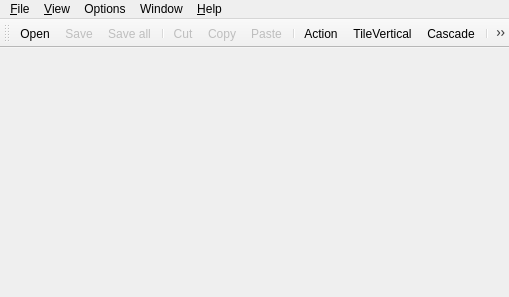
The window that lavape/src/Lava_UI/cmainframe.ui (berkus/lavape) describes before a commit, drawn with Qt 5.
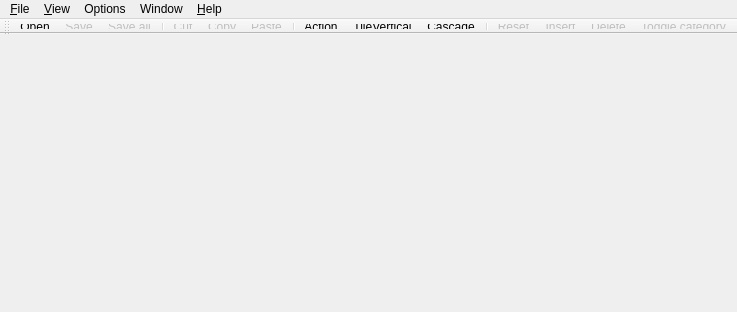
The same window after the commit. Icons and pictures are not drawn.

```diff
--- a/lavape/src/Lava_UI/cmainframe.ui
+++ b/lavape/src/Lava_UI/cmainframe.ui
@@ -8,8 +8,8 @@
    <rect>
     <x>0</x>
     <y>0</y>
-    <width>509</width>
-    <height>297</height>
+    <width>434</width>
+    <height>312</height>
    </rect>
   </property>
   <property name="windowTitle" >
@@ -20,9 +20,35 @@
    <property name="enabled" >
     <bool>true</bool>
    </property>
+   <property name="sizePolicy" >
+    <sizepolicy>
+     <hsizetype>1</hsizetype>
+     <vsizetype>1</vsizetype>
+     <horstretch>0</horstretch>
+     <verstretch>0</verstretch>
+    </sizepolicy>
+   </property>
+   <property name="minimumSize" >
+    <size>
+     <width>50</width>
+     <height>29</height>
+    </size>
+   </property>
+   <property name="maximumSize" >
+    <size>
+     <width>100000</width>
+     <height>15</height>
+    </size>
+   </property>
    <property name="orientation" >
     <enum>Qt::Horizontal</enum>
    </property>
+   <property name="iconSize" >
+    <size>
+     <width>16</width>
+     <height>15</height>
+    </size>
+   </property>
    <attribute name="toolBarArea" >
     <number>4</number>
    </attribute>
@@ -48,41 +74,10 @@
     <rect>
      <x>0</x>
      <y>0</y>
-     <width>509</width>
+     <width>434</width>
      <height>19</height>
     </rect>
    </property>
-   <widget class="QMenu" name="fileMenu" >
-    <property name="title" >
-     <string>&amp;File</string>
-    </property>
-    <addaction name="fileNewAction" />
-    <addaction name="fileOpenAction" />
-    <addaction name="fileCloseAction" />
-    <addaction name="fileSaveAction" />
-    <addaction name="fileSaveAsAction" />
-    <addaction name="fileSaveAllAction" />
-    <addaction name="separator" />
-    <addaction name="fileExitAction" />
-   </widget>
-   <widget class="QMenu" name="viewMenu" >
-    <property name="title" >
-     <string>&amp;View</string>
-    </property>
-    <widget class="QMenu" name="popupMenu_12" >
-     <property name="title" >
-      <string>Set form font</string>
-     </property>
-     <addaction name="setFormTextFontAction" />
-     <addaction name="setFormLabelFontAction" />
-    </widget>
-    <addaction name="viewTB2Action" />
-    <addaction name="viewTB1Action" />
-    <addaction name="separator" />
-    <addaction name="setFormFontAction" />
-    <addaction name="popupMenu_12" />
-    <addaction name="setGlobalFontAction" />
-   </widget>
    <widget class="QMenu" name="Options" >
     <property name="title" >
      <string>Options</string>
@@ -110,6 +105,37 @@
     <addaction name="separator" />
     <addaction name="helpAboutAction" />
    </widget>
+   <widget class="QMenu" name="viewMenu" >
+    <property name="title" >
+     <string>&amp;View</string>
+    </property>
+    <widget class="QMenu" name="popupMenu_12" >
+     <property name="title" >
+      <string>Set form font</string>
+     </property>
+     <addaction name="setFormTextFontAction" />
+     <addaction name="setFormLabelFontAction" />
+    </widget>
+    <addaction name="viewTB2Action" />
+    <addaction name="viewTB1Action" />
+    <addaction name="separator" />
+    <addaction name="setFormFontAction" />
+    <addaction name="popupMenu_12" />
+    <addaction name="setGlobalFontAction" />
+   </widget>
+   <widget class="QMenu" name="fileMenu" >
+    <property name="title" >
+     <string>&amp;File</string>
+    </property>
+    <addaction name="fileNewAction" />
+    <addaction name="fileOpenAction" />
+    <addaction name="fileCloseAction" />
+    <addaction name="fileSaveAction" />
+    <addaction name="fileSaveAsAction" />
+    <addaction name="fileSaveAllAction" />
+    <addaction name="separator" />
+    <addaction name="fileExitAction" />
+   </widget>
    <addaction name="fileMenu" />
    <addaction name="viewMenu" />
    <addaction name="Options" />
@@ -550,16 +576,8 @@
     <string>post-mortem dump support</string>
    </property>
   </action>
-  <action name="editUndoAction" >
-   <property name="icon" >
-    <iconset resource="..\Lava_Resources.qrc" >:/LavaPE/res/TOOLBUTTONS/Q_Undo.xpm</iconset>
-   </property>
-   <property name="text" >
-    <string>&amp;Reset</string>
-   </property>
-  </action>
  </widget>
- <layoutdefault spacing="6" margin="11" />
+ <layoutdefault spacing="1" margin="1" />
  <pixmapfunction></pixmapfunction>
  <resources>
   <include location="../Lava_Resources.qrc" />
```
Left out of the diff: 32 changed lines with no effect on the pictures.
